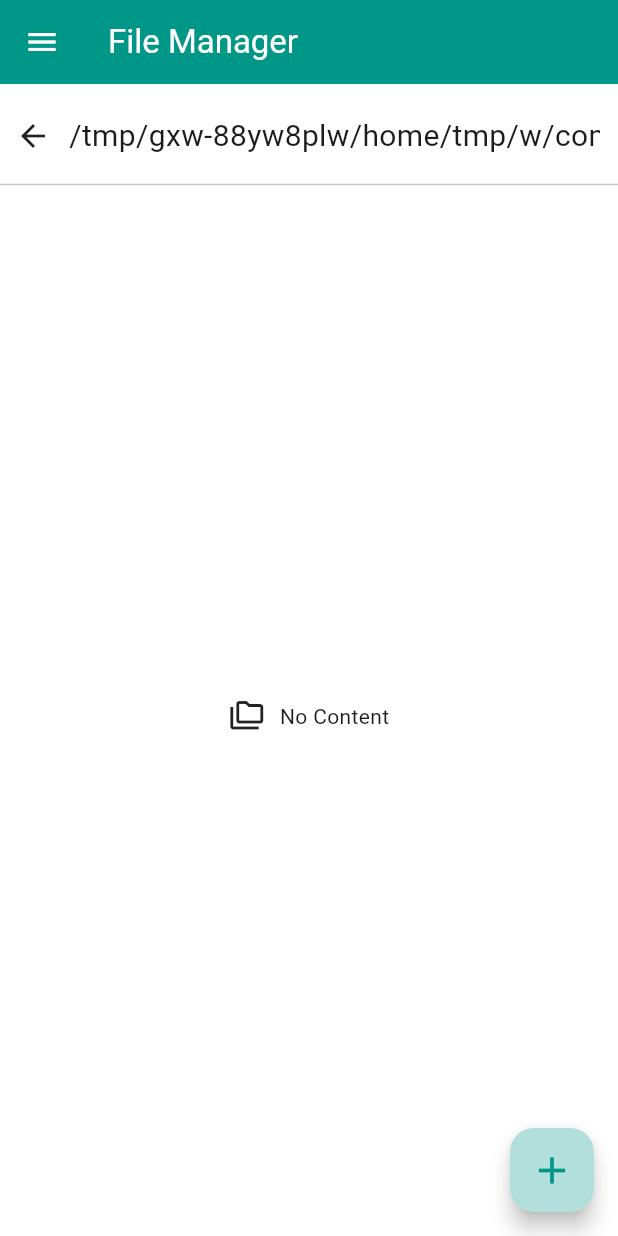
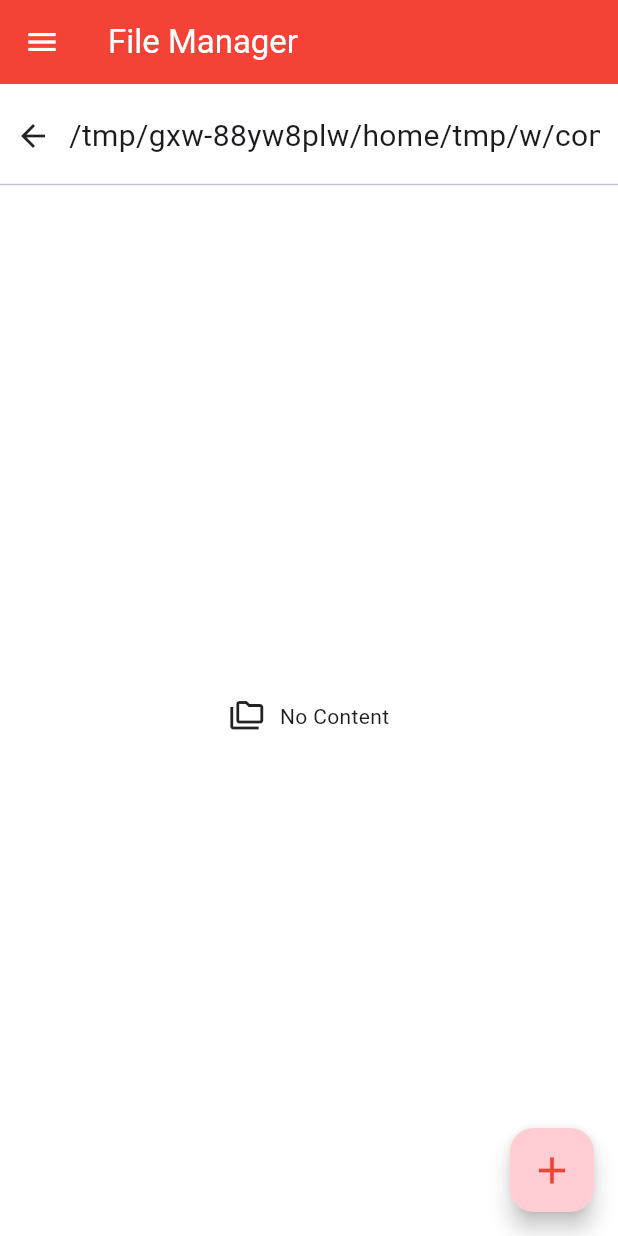
Before and after one commit to mighty2code/file-manager, a Flutter app: the screen it shows after launch, on a phone screen of 412 x 824 dp. Run offline on Flutter 3.47's test engine with Material 3 defaults, Android fonts, the phone set to English and light mode, and no system bars; our stand-ins replace bloc, device_info_plus, flutter_bloc, open_file, permission_handler; missing offline and left inert: flutter_audio_trimmer, photo_manager, pretty_bloc_observer; statements that could not run were skipped.

```diff
--- a/lib/constants/app_colors.dart
+++ b/lib/constants/app_colors.dart
@@ -1,7 +1,7 @@
 import 'package:flutter/material.dart';
 
 class AppColors {
-  static const appColor = Colors.teal;
+  static const appColor = Colors.red;
   static const white = Colors.white;
   static const black = Colors.black;
   static const grey = Colors.grey;
--- a/lib/presentation/file_manager_screen.dart
+++ b/lib/presentation/file_manager_screen.dart
@@ -2,6 +2,7 @@ import 'dart:io';
 import 'package:file_manager/constants/app_colors.dart';
 import 'package:file_manager/presentation/clip_board_menu.dart';
 import 'package:file_manager/utils/dialog_utils.dart';
+import 'package:file_manager/utils/file_utils.dart';
 import 'package:file_manager/widgets/file_manager_list_tile.dart';
 import 'package:flutter/material.dart';
 import 'package:flutter_bloc/flutter_bloc.dart';
@@ -181,16 +182,74 @@ class FileManagerScreen extends StatelessWidget {
             floatingActionButton: FloatingActionButton(
               onPressed: () {},
               backgroundColor: AppColors.appColor.shade100,
-              child: PopupMenuButton<String>(
+              child: FloatingMenu(bloc: bloc),
+            ),
+        ),
+      ),
+    );
+  }
+}
+
+class FloatingMenu extends StatefulWidget {
+  const FloatingMenu({
+    super.key,
+    required this.bloc,
+  });
+
+  final FileManagerBloc bloc;
+
+  @override
+  State<FloatingMenu> createState() => _FloatingMenuState();
+}
+
+class _FloatingMenuState extends State<FloatingMenu> with SingleTickerProviderStateMixin {
+  late AnimationController _controller;
+  bool isPlaying = false;
+
+  @override
+  void initState() {
+    super.initState();
+    _controller = AnimationController(
+      vsync: this,
+      duration: const Duration(milliseconds: 400),
+      lowerBound: 0,
+      upperBound: 0.625
+    );
+  }
+
+  @override
+  void dispose() {
+    _controller.dispose();
+    super.dispose();
+  }
+
+  @override
+  Widget build(BuildContext context) {
+    return PopupMenuButton<String>(
       offset: const Offset(10, -140),
       popUpAnimationStyle: AnimationStyle(
         curve: Curves.easeOut,                   // Forward animation curve
-                  duration: const Duration(milliseconds: 300),  // Forward animation duration
+        duration: const Duration(milliseconds: 400),  // Forward animation duration
         reverseCurve: Curves.easeIn,           // Reverse animation curve when closing
-                  reverseDuration: const Duration(milliseconds: 200), // Reverse animation duration
+        reverseDuration: const Duration(milliseconds: 400), // Reverse animation duration
       ),
-                color: AppColors.white,
-                child: const Icon(Icons.add,  size: 30, color: AppColors.appColor),
+      color: AppColors.appColor.shade50,
+      child: RotationTransition(
+        turns: _controller,
+        child: const Icon(
+          Icons.add,
+          size: 30,
+          color: AppColors.appColor
+        ),
+      ),
+      onOpened: () {
+        _controller.forward();
+  // FileUtils.trimAudio(path: '/storage/emulated/0/New/audioTrimmed.m4a.m4a', outputPath: '/storage/emulated/0/New/output.m4a', startTime: 1, endTime: 3);
+
+      },
+      onCanceled: () {
+        _controller.reverse();
+      },
       itemBuilder: (BuildContext context) {
         return [
           PopupMenuItem<String>(
@@ -200,14 +259,14 @@ class FileManagerScreen extends StatelessWidget {
               hintText: 'Enter folder name',
               buttonText: 'Create',
               onSubmit: (value) {
-                          bloc.add(CreateNewDirectoryEvent(name: value));
+                widget.bloc.add(CreateNewDirectoryEvent(name: value));
               }
             ),
-                      child: const Row(
+            child: Row(
               children: [
-                          Icon(Icons.folder),
-                          SizedBox(width: 10),
-                          Text('New Folder'),
+                Icon(Icons.folder, color: AppColors.appColor.shade900),
+                const SizedBox(width: 10),
+                const Text('New Folder'),
               ],
             ),
           ),
@@ -218,23 +277,19 @@ class FileManagerScreen extends StatelessWidget {
               hintText: 'Enter file name',
               buttonText: 'Create',
               onSubmit: (value) {
-                          bloc.add(CreateNewFileEvent(name: value));
+                widget.bloc.add(CreateNewFileEvent(name: value));
               }
             ),
-                      child: const Row(
+            child:  Row(
               children: [
-                          Icon(Icons.insert_drive_file),
-                          SizedBox(width: 10),
-                          Text('New File'),
+                Icon(Icons.insert_drive_file, color: AppColors.appColor.shade900),
+                const SizedBox(width: 10),
+                const Text('New File'),
               ],
             ),
           ),
         ];
       },
-              ),
-            ),
-        ),
-      ),
     );
   }
 }
--- a/pubspec.yaml
+++ b/pubspec.yaml
@@ -12,6 +12,7 @@ dependencies:
   device_info_plus: ^10.1.2
   flutter:
     sdk: flutter
+  flutter_audio_trimmer: ^0.0.5
   flutter_bloc: ^8.1.6
   intl: ^0.20.2
   open_file: ^3.5.4
```
Also changed, not shown: lib/utils/file_utils.dart (+22 -0 lines), lib/main.dart (line endings or trailing spaces), 1 other file. Lines whose indentation alone changed are shown as unchanged.
